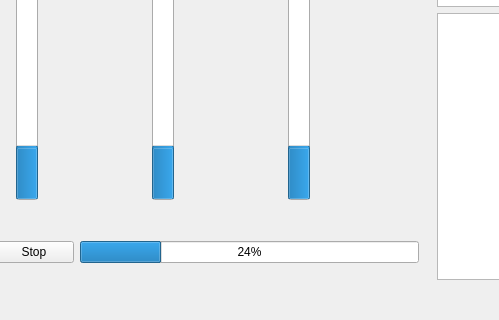
This is musicplayer.ui in Electro-Corp/MusicPlayer as Qt 5 draws it before an edit; both pictures show x 102 to 601 and y 280 to 600 of the 904 by 600 pixel window. The edited form follows.
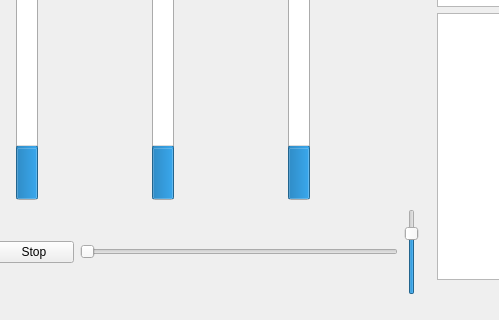
This is the edited form.

Commit message: stuff and volume slideR

What changed in the file:
```diff
--- a/musicplayer.ui
+++ b/musicplayer.ui
@@ -57,9 +57,19 @@
       </widget>
      </item>
      <item>
-      <widget class="QProgressBar" name="songProg">
+      <widget class="QSlider" name="songProg">
+       <property name="orientation">
+        <enum>Qt::Orientation::Horizontal</enum>
+       </property>
+      </widget>
+     </item>
+     <item>
+      <widget class="QSlider" name="volumeSlider">
        <property name="value">
-        <number>24</number>
+        <number>75</number>
+       </property>
+       <property name="orientation">
+        <enum>Qt::Orientation::Vertical</enum>
        </property>
       </widget>
      </item>
```
The commit also changes 36 other files.
